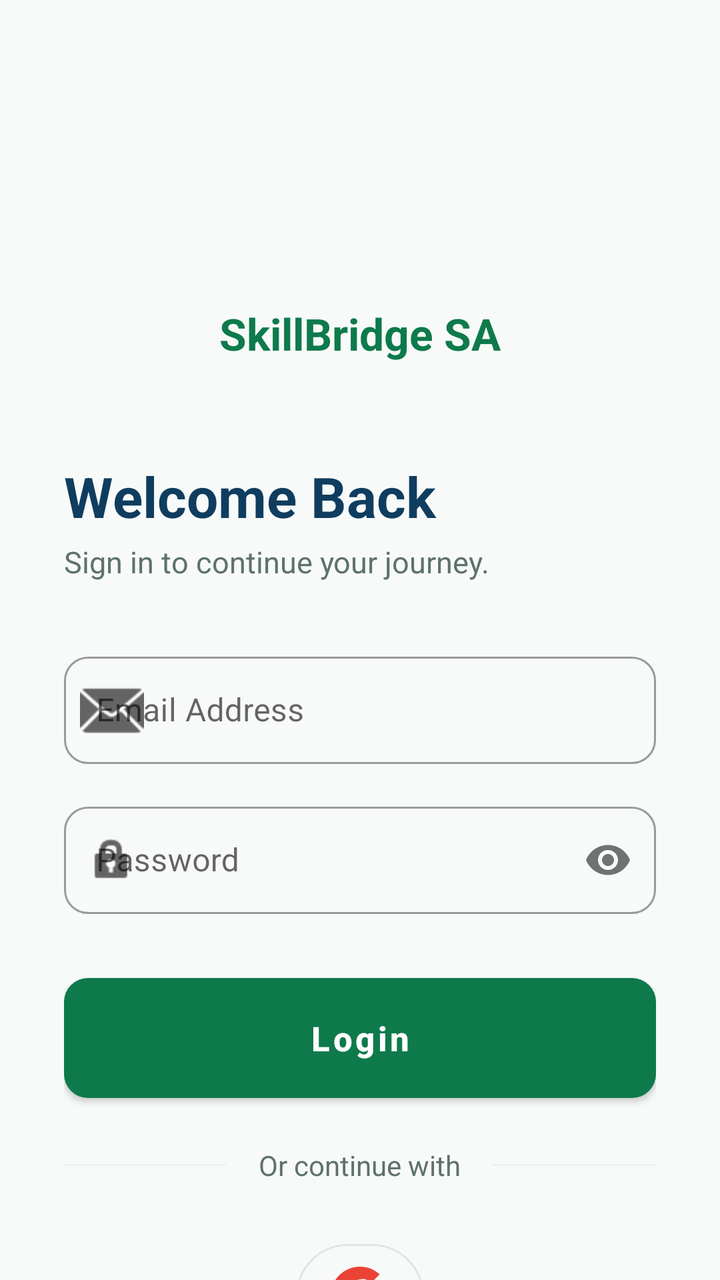
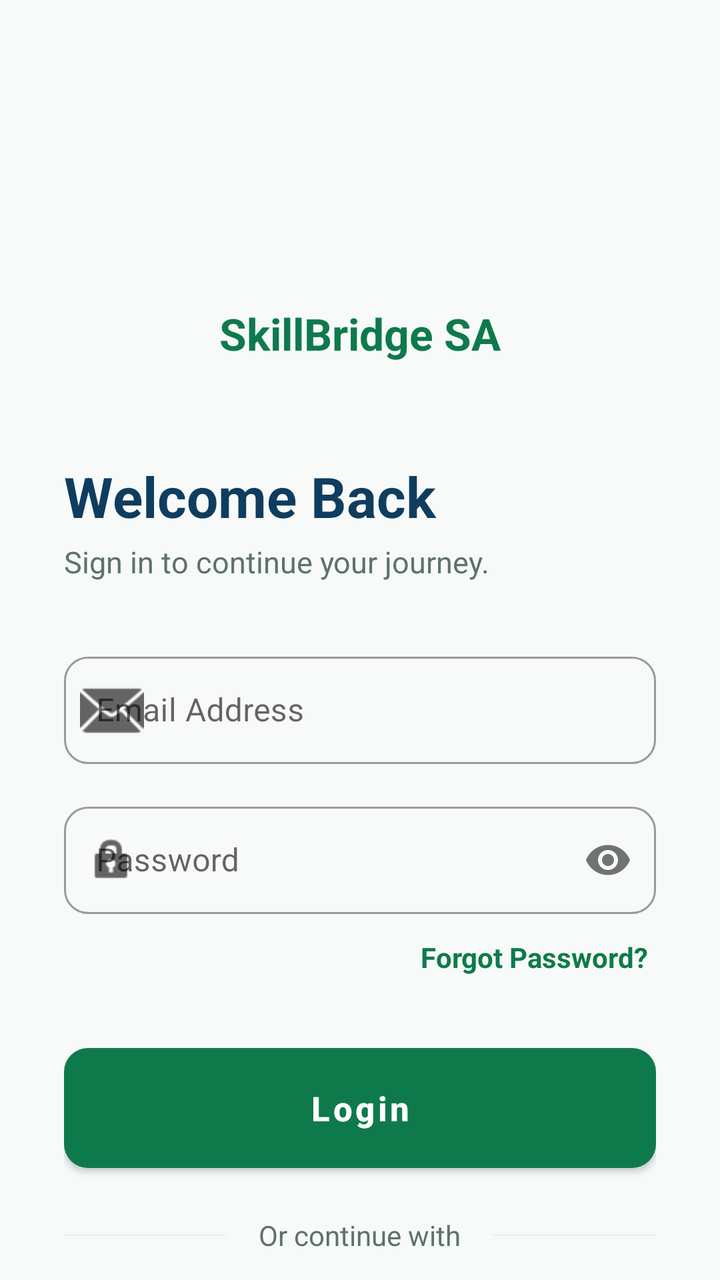

The first picture is an Android layout as it rendered before a commit; the second is the same layout after the commit. The layout source and the unified diff follow.
<!-- AndroidManifest.xml: application theme Theme.SkillBridgeSA -->
<!-- res/layout/layout_login.xml -->
<?xml version="1.0" encoding="utf-8"?>
<androidx.core.widget.NestedScrollView xmlns:android="http://schemas.android.com/apk/res/android"
    xmlns:app="http://schemas.android.com/apk/res-auto"
    android:layout_width="match_parent"
    android:layout_height="match_parent"
    android:fillViewport="true"
    android:background="@color/sb_bg">

    <LinearLayout
        android:layout_width="match_parent"
        android:layout_height="wrap_content"
        android:orientation="vertical"
        android:padding="32dp"
        android:gravity="center_horizontal">

        <ImageView
            android:layout_width="80dp"
            android:layout_height="80dp"
            android:layout_marginTop="24dp"
            android:src="@mipmap/ic_launcher" />

        <TextView
            android:layout_width="wrap_content"
            android:layout_height="wrap_content"
            android:layout_marginTop="16dp"
            android:text="SkillBridge SA"
            android:textColor="@color/sb_green"
            android:textSize="22sp"
            android:textStyle="bold" />

        <Space
            android:layout_width="match_parent"
            android:layout_height="48dp" />

        <TextView
            android:layout_width="match_parent"
            android:layout_height="wrap_content"
            android:text="Welcome Back"
            android:textColor="@color/sb_navy"
            android:textSize="28sp"
            android:textStyle="bold" />

        <TextView
            android:layout_width="match_parent"
            android:layout_height="wrap_content"
            android:layout_marginTop="4dp"
            android:text="Sign in to continue your journey."
            android:textColor="@color/sb_text_secondary"
            android:textSize="15sp" />

        <Space
            android:layout_width="match_parent"
            android:layout_height="32dp" />

        <com.google.android.material.textfield.TextInputLayout
            android:id="@+id/tilEmail"
            style="@style/Widget.MaterialComponents.TextInputLayout.OutlinedBox"
            android:layout_width="match_parent"
            android:layout_height="wrap_content"
            android:hint="Email Address"
            app:boxCornerRadiusBottomEnd="12dp"
            app:boxCornerRadiusBottomStart="12dp"
            app:boxCornerRadiusTopEnd="12dp"
            app:boxCornerRadiusTopStart="12dp"
            app:startIconDrawable="@android:drawable/ic_dialog_email">
            <com.google.android.material.textfield.TextInputEditText
                android:id="@+id/etEmail"
                android:layout_width="match_parent"
                android:layout_height="wrap_content"
                android:inputType="textEmailAddress"
                android:paddingVertical="16dp" />
        </com.google.android.material.textfield.TextInputLayout>

        <Space
            android:layout_width="match_parent"
            android:layout_height="16dp" />

        <com.google.android.material.textfield.TextInputLayout
            android:id="@+id/tilPassword"
            style="@style/Widget.MaterialComponents.TextInputLayout.OutlinedBox"
            android:layout_width="match_parent"
            android:layout_height="wrap_content"
            android:hint="Password"
            app:passwordToggleEnabled="true"
            android:importantForAutofill="no"
            app:boxCornerRadiusBottomEnd="12dp"
            app:boxCornerRadiusBottomStart="12dp"
            app:boxCornerRadiusTopEnd="12dp"
            app:boxCornerRadiusTopStart="12dp"
            app:startIconDrawable="@android:drawable/ic_lock_idle_lock">
            <com.google.android.material.textfield.TextInputEditText
                android:id="@+id/etPassword"
                android:layout_width="match_parent"
                android:layout_height="wrap_content"
                android:inputType="textPassword"
                android:paddingVertical="16dp"
                android:importantForAutofill="no" />
        </com.google.android.material.textfield.TextInputLayout>

        <TextView
            android:id="@+id/tvError"
            android:layout_width="match_parent"
            android:layout_height="wrap_content"
            android:layout_marginTop="8dp"
            android:textColor="@color/sb_error"
            android:textSize="14sp"
            android:visibility="gone" />

        <Space
            android:layout_width="match_parent"
            android:layout_height="32dp" />

        <Button
            android:id="@+id/btnLogin"
            android:layout_width="match_parent"
            android:layout_height="60dp"
            android:background="@drawable/bg_button_primary"
            android:text="Login"
            android:textAllCaps="false"
            android:textColor="@color/sb_white"
            android:textSize="17sp"
            android:textStyle="bold"
            app:backgroundTint="@null" />

        <LinearLayout
            android:layout_width="match_parent"
            android:layout_height="wrap_content"
            android:layout_marginVertical="24dp"
            android:gravity="center"
            android:orientation="horizontal">

            <View
                android:layout_width="0dp"
                android:layout_height="1dp"
                android:layout_weight="1"
                android:background="@color/sb_divider" />

            <TextView
                android:layout_width="wrap_content"
                android:layout_height="wrap_content"
                android:paddingHorizontal="16dp"
                android:text="Or continue with"
                android:textColor="@color/sb_text_secondary"
                android:textSize="14sp" />

            <View
                android:layout_width="0dp"
                android:layout_height="1dp"
                android:layout_weight="1"
                android:background="@color/sb_divider" />
        </LinearLayout>

        <com.google.android.material.button.MaterialButton
            android:id="@+id/btnGoogle"
            style="@style/Widget.MaterialComponents.Button.OutlinedButton"
            android:layout_width="64dp"
            android:layout_height="64dp"
            android:layout_gravity="center"
            app:cornerRadius="32dp"
            app:strokeColor="@color/sb_outline"
            app:icon="@drawable/ic_google_logo"
            app:iconGravity="textStart"
            app:iconPadding="0dp"
            app:iconSize="32dp"
            app:iconTint="@null"
            android:padding="0dp" />

        <Space
            android:layout_width="match_parent"
            android:layout_height="32dp" />

        <LinearLayout
            android:layout_width="match_parent"
            android:layout_height="wrap_content"
            android:gravity="center"
            android:orientation="horizontal"
            android:layout_marginBottom="24dp">

            <TextView
                android:layout_width="wrap_content"
                android:layout_height="wrap_content"
                android:text="Don't have an account? "
                android:textColor="@color/sb_text_secondary" />

            <TextView
                android:id="@+id/tvGoToRegister"
                android:layout_width="wrap_content"
                android:layout_height="wrap_content"
                android:text="Create Account"
                android:textColor="@color/sb_green"
                android:textStyle="bold" />
        </LinearLayout>
    </LinearLayout>
</androidx.core.widget.NestedScrollView>
<!-- resources referenced by this layout -->
<resources>
  <color name="sb_bg">#F7FAF8</color>
  <color name="sb_divider">#F0F2F1</color>
  <color name="sb_error">#D64545</color>
  <color name="sb_green">#0E7A4C</color>
  <color name="sb_navy">#0F3D5F</color>
  <color name="sb_outline">#E0E5E2</color>
  <color name="sb_text_secondary">#5E7269</color>
  <color name="sb_white">#FFFFFF</color>
  <!-- drawable bg_button_primary (drawable) -->
  <?xml version="1.0" encoding="utf-8"?>
  <ripple xmlns:android="http://schemas.android.com/apk/res/android"
      android:color="#40FFFFFF">
      <item>
          <shape android:shape="rectangle">
              <solid android:color="@color/sb_green" />
              <corners android:radius="12dp" />
          </shape>
      </item>
  </ripple>
  <!-- mipmap ic_launcher (mipmap-anydpi-v26) -->
  <?xml version="1.0" encoding="utf-8"?>
  <adaptive-icon xmlns:android="http://schemas.android.com/apk/res/android">
      <background android:drawable="@drawable/ic_launcher_background" />
      <foreground android:drawable="@drawable/ic_launcher_foreground" />
  </adaptive-icon>
  <style name="Theme.SkillBridgeSA" parent="Theme.MaterialComponents.Light.NoActionBar">
          <item name="colorPrimary">@color/sb_navy</item>
          <item name="colorPrimaryVariant">@color/sb_navy_dark</item>
          <item name="colorOnPrimary">@color/sb_white</item>
          <item name="colorSecondary">@color/sb_green</item>
          <item name="colorSecondaryVariant">@color/sb_green_dark</item>
          <item name="colorOnSecondary">@color/sb_white</item>
          <item name="android:statusBarColor">@color/sb_navy_dark</item>
          <item name="android:windowBackground">@color/sb_bg</item>
  
          
          <item name="shapeAppearanceLargeComponent">@style/ShapeAppearance.SkillBridge.Large</item>
          <item name="shapeAppearanceMediumComponent">@style/ShapeAppearance.SkillBridge.Medium</item>
          <item name="shapeAppearanceSmallComponent">@style/ShapeAppearance.SkillBridge.Small</item>
      </style>
  <!-- drawable ic_launcher_background (drawable) -->
  <?xml version="1.0" encoding="utf-8"?>
  <shape xmlns:android="http://schemas.android.com/apk/res/android" android:shape="rectangle">
      <solid android:color="#0B2942" />
  </shape>
  <!-- drawable ic_launcher_foreground (drawable) -->
  <?xml version="1.0" encoding="utf-8"?>
  <vector xmlns:android="http://schemas.android.com/apk/res/android"
      android:width="108dp"
      android:height="108dp"
      android:viewportWidth="108"
      android:viewportHeight="108">
      <path
          android:fillColor="#0E7A4C"
          android:pathData="M20,60 L20,50 Q54,20 88,50 L88,60 Q54,36 20,60 Z" />
      <path
          android:fillColor="#F2A93B"
          android:pathData="M30,60 L30,80 L38,80 L38,60 Z" />
      <path
          android:fillColor="#F2A93B"
          android:pathData="M70,60 L70,80 L78,80 L78,60 Z" />
      <path
          android:fillColor="#FFFFFF"
          android:pathData="M44,60 L64,60 L64,68 L44,68 Z" />
  </vector>
  <color name="sb_navy_dark">#0B2942</color>
  <color name="sb_green_dark">#095C39</color>
  <style name="ShapeAppearance.SkillBridge.Large" parent="ShapeAppearance.MaterialComponents.LargeComponent">
          <item name="cornerFamily">rounded</item>
          <item name="cornerSize">20dp</item>
      </style>
  <style name="ShapeAppearance.SkillBridge.Medium" parent="ShapeAppearance.MaterialComponents.MediumComponent">
          <item name="cornerFamily">rounded</item>
          <item name="cornerSize">16dp</item>
      </style>
  <style name="ShapeAppearance.SkillBridge.Small" parent="ShapeAppearance.MaterialComponents.SmallComponent">
          <item name="cornerFamily">rounded</item>
          <item name="cornerSize">12dp</item>
      </style>
  <!-- unchanged entries left out for length: 1 -->
</resources>

<!-- the commit's change to res/layout/layout_login.xml (unified diff, before → after) -->
@@ -96,6 +96,18 @@
                 android:paddingVertical="16dp"
                 android:importantForAutofill="no" />
         </com.google.android.material.textfield.TextInputLayout>
+
+        <TextView
+            android:id="@+id/tvForgotPassword"
+            android:layout_width="wrap_content"
+            android:layout_height="wrap_content"
+            android:layout_gravity="end"
+            android:layout_marginTop="8dp"
+            android:padding="4dp"
+            android:text="Forgot Password?"
+            android:textColor="@color/sb_green"
+            android:textSize="14sp"
+            android:textStyle="bold" />
 
         <TextView
             android:id="@+id/tvError"
